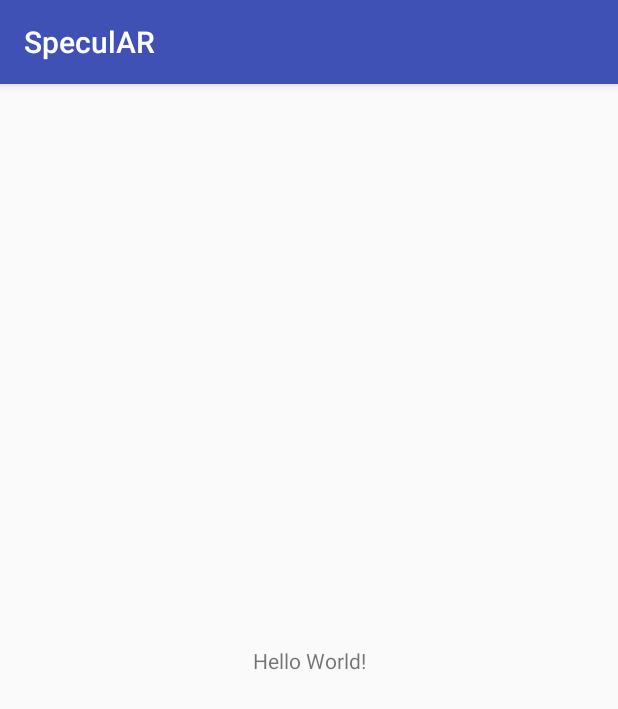
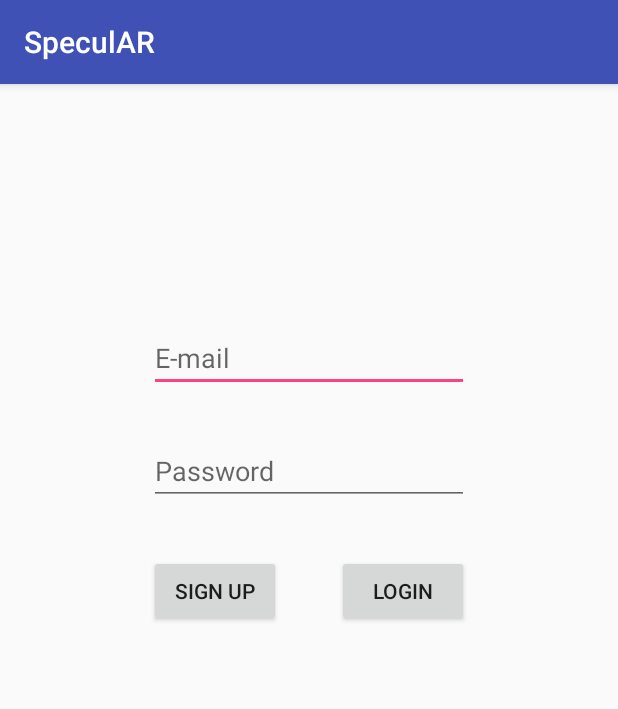
Before and after one commit to Hemmet/SpeculAR, an Android app: the screen it shows after launch (MainActivity), on a phone screen of 412 x 824 dp. Shown: the top 709 px of the screen. Run offline under Robolectric (Android 15) with nearby library versions, the phone set to English and light mode, and no system bars; 1 statement that could not run was skipped.

Commit message:
login screen initialization

```diff
--- a/SpeculAR/app/build.gradle
+++ b/SpeculAR/app/build.gradle
@@ -4,7 +4,7 @@ android {
     compileSdkVersion 26
     defaultConfig {
         applicationId "com.mate.specular"
-        minSdkVersion 15
+        minSdkVersion 17
         targetSdkVersion 26
         versionCode 1
         versionName "1.0"
--- a/SpeculAR/app/src/main/java/com/mate/specular/MainActivity.java
+++ b/SpeculAR/app/src/main/java/com/mate/specular/MainActivity.java
@@ -3,6 +3,8 @@ package com.mate.specular;
 import android.support.v7.app.AppCompatActivity;
 import android.os.Bundle;
 import android.util.Log;
+import android.view.View;
+import android.widget.EditText;
 import android.widget.TextView;
 
 import org.opencv.android.OpenCVLoader;
@@ -30,8 +32,23 @@ public class MainActivity extends AppCompatActivity {
         setContentView(R.layout.activity_main);
 
         // Example of a call to a native method
-        TextView tv = (TextView) findViewById(R.id.sample_text);
-        tv.setText(stringFromJNI());
+       // TextView tv = (TextView) findViewById(R.id.sample_text);
+        //tv.setText(stringFromJNI());
+    }
+
+    /*public EditText username =  findViewById(R.id.userLoginEmail);
+    public EditText password = (EditText) findViewById(R.id.userLoginPassword);
+    public void loginButtonAction(View view){
+        Log.i("Info", "Login Button Action method started");
+
+        Log.i("Info", "Username: " + username.getText().toString() + " password: " + password.getText().toString());
+
+        //TODO login servisi icin gerekli islem gelecek
+
+    }*/
+
+    public void signupButtonAction(){
+
     }
 
     /**
--- a/SpeculAR/app/src/main/res/layout/activity_main.xml
+++ b/SpeculAR/app/src/main/res/layout/activity_main.xml
@@ -1,19 +1,50 @@
 <?xml version="1.0" encoding="utf-8"?>
-<android.support.constraint.ConstraintLayout xmlns:android="http://schemas.android.com/apk/res/android"
+<RelativeLayout
+    xmlns:android="http://schemas.android.com/apk/res/android"
+    xmlns:tools="http://schemas.android.com/tools"
     xmlns:app="http://schemas.android.com/apk/res-auto"
-    xmlns:tools="http://schemas.android.com/tools"
     android:layout_width="match_parent"
     android:layout_height="match_parent"
     tools:context="com.mate.specular.MainActivity">
 
-    <TextView
-        android:id="@+id/sample_text"
+    <EditText
+        android:id="@+id/userLoginEmail"
         android:layout_width="wrap_content"
         android:layout_height="wrap_content"
-        android:text="Hello World!"
-        app:layout_constraintBottom_toBottomOf="parent"
-        app:layout_constraintLeft_toLeftOf="parent"
-        app:layout_constraintRight_toRightOf="parent"
-        app:layout_constraintTop_toTopOf="parent" />
+        android:layout_alignParentTop="true"
+        android:layout_centerHorizontal="true"
+        android:layout_marginTop="160dp"
+        android:ems="10"
+        android:hint="E-mail"
+        android:inputType="textEmailAddress"
+        android:singleLine="true" />
 
-</android.support.constraint.ConstraintLayout>
+    <EditText
+        android:id="@+id/userLoginPassword"
+        android:layout_width="wrap_content"
+        android:layout_height="wrap_content"
+        android:layout_alignEnd="@+id/userLoginEmail"
+        android:layout_below="@+id/userLoginEmail"
+        android:layout_marginTop="30dp"
+        android:ems="10"
+        android:hint="Password"
+        android:inputType="textPassword"
+        android:singleLine="true" />
+
+    <Button
+        android:id="@+id/button"
+        android:layout_width="wrap_content"
+        android:layout_height="wrap_content"
+        android:layout_alignEnd="@+id/userLoginPassword"
+        android:layout_below="@+id/userLoginPassword"
+        android:layout_marginTop="33dp"
+        android:text="logın" />
+
+    <Button
+        android:id="@+id/signUpButton"
+        android:layout_width="wrap_content"
+        android:layout_height="wrap_content"
+        android:layout_alignBottom="@+id/button"
+        android:layout_alignStart="@+id/userLoginPassword"
+        android:text="sign up" />
+</RelativeLayout>
```
Also changed, not shown: 16 other files.
